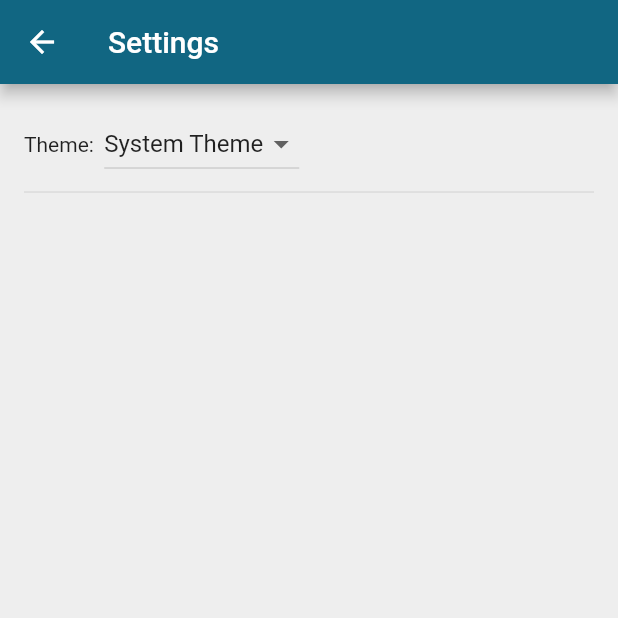
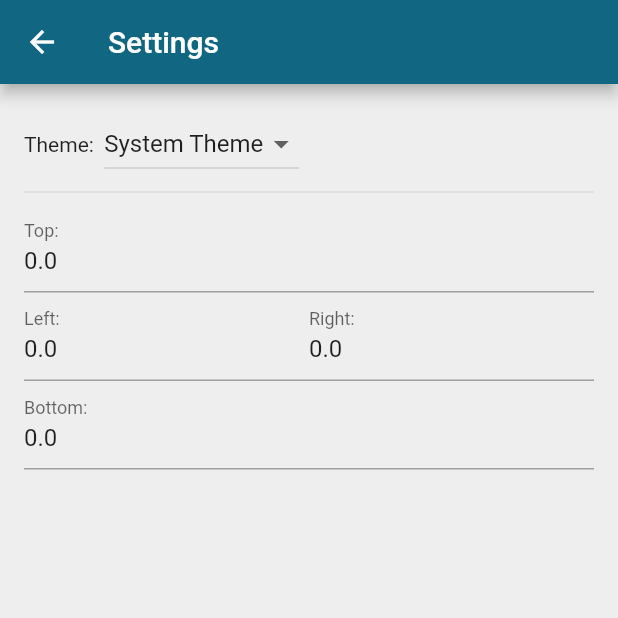
Before and after one commit to ictwill/FollowspotFlutter, a Flutter app: the screen it shows after launch, scrolled down 576 dp, after a tap on the "settings" icon, on a phone screen of 412 x 824 dp, the top half of it. Run offline on Flutter 3.47's test engine with Material 2 defaults, Android fonts, the phone set to English and light mode, and no system bars; our stand-ins replace file_picker, flutter_colorpicker, pdf, printing; missing offline and left inert: window_size; generated files the repository leaves out were written again.

Commit message:
implement maneuver color selection

```diff
--- a/lib/src/app.dart
+++ b/lib/src/app.dart
@@ -2,10 +2,11 @@ import 'package:flutter/material.dart';
 import 'package:flutter_localizations/flutter_localizations.dart';
 import 'package:flutter_gen/gen_l10n/app_localizations.dart';
 import 'package:followspot_application_1/src/models/show_model.dart';
+import 'package:followspot_application_1/src/screens/maneuver_edit_view.dart';
 import 'package:followspot_application_1/src/screens/pdf_preview_screen.dart';
 import 'package:provider/provider.dart';
 
-import 'spots/spot_view.dart';
+import 'screens/spots/spot_view.dart';
 import 'settings/settings_controller.dart';
 import 'settings/settings_view.dart';
 
@@ -54,7 +55,10 @@ class MyApp extends StatelessWidget {
                     return SettingsView(controller: settingsController);
                   case PdfPreviewScreen.routeName:
                     return PdfPreviewScreen(
-                        show: Provider.of<ShowModel>(context).show);
+                        show: Provider.of<ShowModel>(context).show,
+                        controller: settingsController);
+                  case ManeuverEditView.routeName:
+                    return const ManeuverEditView();
                   case SpotView.routeName:
                   default:
                     return SpotView(
--- a/lib/src/data/dummy_show.dart
+++ b/lib/src/data/dummy_show.dart
@@ -1,9 +1,11 @@
 import 'dart:math';
 
+import 'package:flutter/material.dart';
 import 'package:followspot_application_1/src/models/cue.dart';
 import 'package:followspot_application_1/src/models/spot.dart';
 import 'package:uuid/uuid.dart';
 
+import '../models/maneuver.dart';
 import '../models/show.dart';
 
 Show dummyShow() {
@@ -25,7 +27,20 @@ Show dummyShow() {
           cues: [],
         ),
       ),
-  );
+      maneuverList: [
+        Maneuver(
+            name: 'Fade Up',
+            color: Colors.green.value,
+            icon: Icons.arrow_upward_rounded),
+        Maneuver(
+            name: 'Fade Down',
+            color: Colors.orange.value,
+            icon: Icons.arrow_downward_rounded),
+        Maneuver(
+            name: 'Fade Out',
+            color: Colors.red.value,
+            icon: Icons.arrow_circle_down),
+      ]);
 
   var uuid = const Uuid();
 
--- a/lib/src/models/cue.dart
+++ b/lib/src/models/cue.dart
@@ -1,4 +1,5 @@
 import 'package:flutter/material.dart';
+import 'package:followspot_application_1/src/models/maneuver.dart';
 import 'package:json_annotation/json_annotation.dart';
 
 part 'cue.g.dart';
@@ -7,7 +8,7 @@ part 'cue.g.dart';
 class Cue {
   String id;
   double number;
-  String action;
+  Maneuver? maneuver;
   String target;
   String size;
   int? intensity;
@@ -19,7 +20,7 @@ class Cue {
   Cue({
     required this.id,
     this.number = 0.0,
-    this.action = '',
+    this.maneuver,
     this.target = '',
     this.size = '',
     this.intensity,
@@ -31,14 +32,13 @@ class Cue {
 
   @override
   String toString() {
-    return 'spot: $spot id: $id : Cue $number - $action @ $intensity on $target over $time seconds';
+    return 'spot: $spot id: $id : Cue $number - $maneuver : '
+        ' @ $intensity on $target over $time seconds';
   }
 
   factory Cue.fromJson(Map<String, dynamic> json) => _$CueFromJson(json);
 
   Map<String, dynamic> toJson() => _$CueToJson(this);
 
-  Color getColor() => Colors.amber;
-
   String getFrames() => frames.join(' + ');
 }
--- /dev/null
+++ b/lib/src/models/maneuver.dart
@@ -0,0 +1,29 @@
+import 'package:flutter/material.dart';
+import 'package:json_annotation/json_annotation.dart';
+
+part 'maneuver.g.dart';
+
+@JsonSerializable()
+class Maneuver {
+  String name;
+  int color;
+  String iconPath;
+  bool header;
+  IconData? icon;
+
+  Maneuver(
+      {required this.name,
+      this.color = 0xFF777777,
+      this.iconPath = '',
+      this.header = false,
+      this.icon});
+
+  factory Maneuver.fromJson(Map<String, dynamic> json) =>
+      _$ManeuverFromJson(json);
+
+  Map<String, dynamic> toJson() => _$ManeuverToJson(this);
+
+  Color getColor() => Color(color);
+
+  void updateColor(Color value) => color = value.value;
+}
--- a/lib/src/models/show.dart
+++ b/lib/src/models/show.dart
@@ -1,6 +1,6 @@
-import 'package:followspot_application_1/src/data/dummy_show.dart';
 import 'package:json_annotation/json_annotation.dart';
 
+import 'maneuver.dart';
 import 'spot.dart';
 
 part 'show.g.dart';
@@ -11,13 +11,14 @@ class Show {
   final int id;
   final ShowInfo info;
   List<Spot> spotList;
+  final List<Maneuver> maneuverList;
 
-  Show({
-    this.filename = '',
-    this.id = -1,
-    required this.info,
-    this.spotList = const [],
-  });
+  Show(
+      {this.filename = '',
+      this.id = -1,
+      required this.info,
+      this.spotList = const <Spot>[],
+      this.maneuverList = const []});
 
   factory Show.fromJson(Map<String, dynamic> json) => _$ShowFromJson(json);
 
@@ -36,6 +37,12 @@ class Show {
 
     return sorted;
   }
+
+  Maneuver addManeuver(Maneuver maneuver) {
+    maneuverList.add(maneuver);
+    return maneuverList.firstWhere(
+        (element) => element.name.toLowerCase() == maneuver.name.toLowerCase());
+  }
 }
 
 @JsonSerializable()
@@ -49,10 +56,10 @@ class ShowInfo {
 
   ShowInfo(
       {this.id = -1,
-      this.title = '',
-      this.location = '',
-      this.ld = '',
-      this.ald = '',
+      this.title = '-',
+      this.location = '-',
+      this.ld = '-',
+      this.ald = '-',
       required this.date});
 
   factory ShowInfo.fromJson(Map<String, dynamic> json) =>
--- a/lib/src/spots/cue_card.dart
+++ b/lib/src/screens/spots/cue_card.dart
@@ -1,6 +1,6 @@
 import 'package:flutter/material.dart';
 
-import '../models/cue.dart';
+import '../../models/cue.dart';
 import 'cue_edit_view.dart';
 
 class CueCard extends StatelessWidget {
@@ -37,7 +37,7 @@ class CueCard extends StatelessWidget {
                   width: 96.0,
                   height: 80.0,
                   alignment: Alignment.center,
-                  color: item.getColor(),
+                  color: item.maneuver?.getColor(),
                   child: Text(deleteTrailing(item.number),
                       textAlign: TextAlign.center,
                       style: Theme.of(context).textTheme.titleMedium!.copyWith(
@@ -51,13 +51,23 @@ class CueCard extends StatelessWidget {
                     child: Column(
                       children: [
                         Table(
-                          columnWidths: const <int, TableColumnWidth>{
-                            1: FlexColumnWidth(2.0)
-                          },
+                          columnWidths: const <int, TableColumnWidth>{},
                           children: [
                             TableRow(
                               children: [
-                                Text(item.action),
+                                TableCell(
+                                    child: Row(
+                                  mainAxisSize: MainAxisSize.min,
+                                  children: [
+                                    Icon(
+                                      item.maneuver?.icon,
+                                      color: Color(
+                                          item.maneuver?.color ?? 0xFF77777),
+                                    ),
+                                    const SizedBox(width: 8.0),
+                                    Text(item.maneuver?.name ?? '-'),
+                                  ],
+                                )),
                                 Text(
                                   item.target,
                                   textAlign: TextAlign.center,
@@ -116,6 +126,6 @@ class CueCard extends StatelessWidget {
 }
 
 String validateIntensity({int? intensity}) =>
-    intensity != null && intensity >= 0 ? '$intensity' : '0';
+    intensity != null && intensity >= 0 ? '$intensity' : '';
 
-String validateTime({int? time}) => time != null && time >= 0 ? '$time' : '0';
+String validateTime({int? time}) => time != null && time >= 0 ? '$time' : '';
--- a/lib/src/spots/status_bar.dart
+++ b/lib/src/screens/spots/status_bar.dart
@@ -1,7 +1,7 @@
 import 'package:flutter/material.dart';
 import 'package:provider/provider.dart';
 
-import '../models/show_model.dart';
+import '../../models/show_model.dart';
 
 class StatusBar extends StatelessWidget {
   const StatusBar({
--- a/lib/src/settings/settings_view.dart
+++ b/lib/src/settings/settings_view.dart
@@ -1,4 +1,6 @@
 import 'package:flutter/material.dart';
+import 'package:followspot_application_1/src/screens/pdf_preview_screen.dart';
+import 'package:pdf/pdf.dart';
 
 import 'settings_controller.dart';
 
@@ -15,6 +17,20 @@ class SettingsView extends StatelessWidget {
 
   @override
   Widget build(BuildContext context) {
+    final leftController = TextEditingController();
+    final topController = TextEditingController();
+    final rightController = TextEditingController();
+    final bottomController = TextEditingController();
+
+    leftController.text =
+        '${controller.pageFormat.marginLeft / PdfPageFormat.inch}';
+    topController.text =
+        '${controller.pageFormat.marginTop / PdfPageFormat.inch}';
+    rightController.text =
+        '${controller.pageFormat.marginRight / PdfPageFormat.inch}';
+    bottomController.text =
+        '${controller.pageFormat.marginBottom / PdfPageFormat.inch}';
+
     return Scaffold(
       appBar: AppBar(
         title: const Text('Settings'),
@@ -53,11 +69,37 @@ class SettingsView extends StatelessWidget {
               ],
             ),
             const Divider(),
+            TextField(
+              controller: topController,
+              decoration: const InputDecoration(labelText: 'Top:'),
+              onEditingComplete: () => controller.setMargin(
+                  PrintMargins.top, double.parse(topController.text)),
+            ),
             Row(
-              children: const [
-                //TODO: add margin and page size adjustment options
+              children: [
+                Expanded(
+                  child: TextField(
+                    controller: leftController,
+                    decoration: const InputDecoration(labelText: 'Left:'),
+                    onEditingComplete: () => controller.setMargin(
+                        PrintMargins.left, double.parse(leftController.text)),
+                  ),
+                ),
+                Expanded(
+                  child: TextField(
+                      controller: rightController,
+                      decoration: const InputDecoration(labelText: 'Right:'),
+                      onEditingComplete: () => controller.setMargin(
+                          PrintMargins.right,
+                          double.parse(rightController.text))),
+                ),
               ],
-            )
+            ),
+            TextField(
+                controller: bottomController,
+                decoration: const InputDecoration(labelText: 'Bottom:'),
+                onEditingComplete: () => controller.setMargin(
+                    PrintMargins.bottom, double.parse(bottomController.text))),
           ],
         ),
       ),
--- a/pubspec.yaml
+++ b/pubspec.yaml
@@ -26,6 +26,7 @@ dependencies:
       path: plugins/window_size
   window_manager: ^0.3.0
   file_picker: ^5.2.5
+  flutter_colorpicker: ^1.0.3
 
 dev_dependencies:
   flutter_test:
@@ -45,5 +46,5 @@ flutter:
   generate: true
 
   assets:
-    # Add assets from the images directory to the application.
     - assets/images/
+    - assets/fonts/
```
Also changed, not shown: lib/src/models/show_model.dart (+37 -10 lines), lib/src/my_menu_bar.dart (+15 -1 lines), lib/src/screens/maneuver_edit_view.dart (added, +98 -0 lines), lib/src/screens/pdf_preview_screen.dart (+24 -17 lines), lib/src/screens/printing.dart (+125 -96 lines), lib/src/screens/spots/cue_edit_view.dart (renamed from lib/src/spots/cue_edit_view.dart, +10 -7 lines), lib/src/screens/spots/spot_view.dart (renamed from lib/src/spots/spot_view.dart, +4 -4 lines), lib/src/settings/settings_controller.dart (+27 -0 lines), lib/src/models/cue.g.dart, lib/src/models/maneuver.g.dart (added), lib/src/models/show.g.dart. Lines whose indentation alone changed are shown as unchanged.
